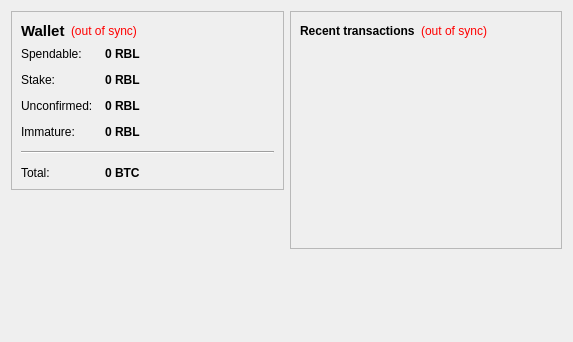
Qt form src/qt/forms/overviewpage.ui (wayawolf/WayaWolfCoin) before a commit.
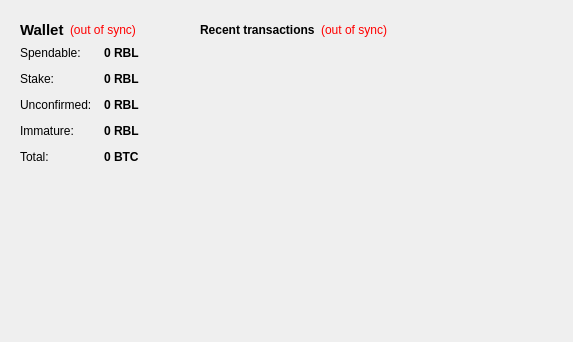
The same form after that commit. Icons and pictures are not drawn.

What changed in the file:
```diff
--- a/src/qt/forms/overviewpage.ui
+++ b/src/qt/forms/overviewpage.ui
@@ -16,16 +16,16 @@
   <property name="styleSheet">
    <string notr="true"/>
   </property>
-  <layout class="QHBoxLayout" name="horizontalLayout" stretch="1,1">
+  <layout class="QHBoxLayout" name="horizontalLayout" stretch="0,1">
    <item>
     <layout class="QVBoxLayout" name="verticalLayout_2">
      <item>
       <widget class="QFrame" name="frame">
        <property name="frameShape">
-        <enum>QFrame::StyledPanel</enum>
+        <enum>QFrame::NoFrame</enum>
        </property>
        <property name="frameShadow">
-        <enum>QFrame::Raised</enum>
+        <enum>QFrame::Plain</enum>
        </property>
        <layout class="QVBoxLayout" name="verticalLayout_4">
         <item>
@@ -199,21 +199,14 @@
             </property>
            </widget>
           </item>
-          <item row="4" column="0" colspan="2">
-           <widget class="Line" name="line">
-            <property name="orientation">
-             <enum>Qt::Horizontal</enum>
-            </property>
-           </widget>
-          </item>
-          <item row="5" column="0">
+          <item row="4" column="0">
            <widget class="QLabel" name="labelTotalText">
             <property name="text">
              <string>Total:</string>
             </property>
            </widget>
           </item>
-          <item row="5" column="1">
+          <item row="4" column="1">
            <widget class="QLabel" name="labelTotal">
             <property name="font">
              <font>
@@ -244,8 +237,8 @@
       <widget class="QLabel" name="label_2">
        <property name="maximumSize">
         <size>
-         <width>125</width>
-         <height>125</height>
+         <width>225</width>
+         <height>225</height>
         </size>
        </property>
        <property name="text">
@@ -279,10 +272,10 @@
      <item>
       <widget class="QFrame" name="frame_2">
        <property name="frameShape">
-        <enum>QFrame::StyledPanel</enum>
+        <enum>QFrame::NoFrame</enum>
        </property>
        <property name="frameShadow">
-        <enum>QFrame::Raised</enum>
+        <enum>QFrame::Plain</enum>
        </property>
        <layout class="QVBoxLayout" name="verticalLayout">
         <item>
@@ -333,6 +326,9 @@
           <property name="frameShape">
            <enum>QFrame::NoFrame</enum>
           </property>
+          <property name="frameShadow">
+           <enum>QFrame::Plain</enum>
+          </property>
           <property name="verticalScrollBarPolicy">
            <enum>Qt::ScrollBarAlwaysOff</enum>
           </property>
```
Left out of the diff: 2 changed lines with no effect on the pictures.
